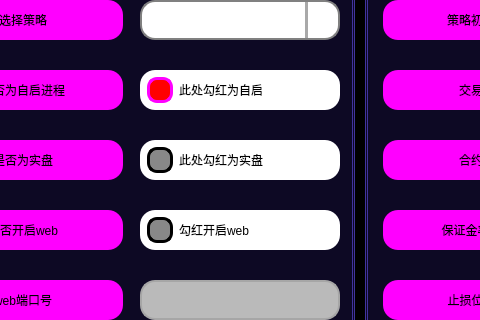
Before: the Qt Designer form UI/CreateNewProcess_dark.ui in shiyindebcd/ProcessTrader, drawn with Qt 5; both pictures show x 109 to 589 and y 288 to 608 of the 1400 by 798 pixel window.
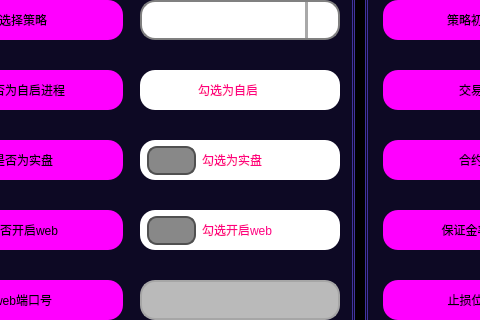
After: the same form once the commit is applied. Icons and pictures are not drawn.

```diff
--- a/UI/CreateNewProcess_dark.ui
+++ b/UI/CreateNewProcess_dark.ui
@@ -1086,8 +1086,9 @@
                     </property>
                     <property name="styleSheet">
                      <string notr="true">QCheckBox{	
+	color: rgb(255, 0, 127);
 	background-color: rgb(255, 255, 255);
-	font: 700 16pt &quot;等线&quot;;
+	font: 700 14pt &quot;等线&quot;;
 	border-radius: 15px;
 	padding:3px 3px 3px 7px;
 }
@@ -1095,19 +1096,19 @@
 	border: 3px solid rgb(255, 85, 0);
 }
 QCheckBox::indicator {
-    width: 20px;
-    height: 20px;
+    width: 45px;
+    height: 25px;
     border-radius:10px;
 }
  
 QCheckBox::indicator:checked {
-    background-color:rgb(255, 0, 0);
-    border: 3px solid rgb(255, 0, 255);
-}
- 
+    background-color:rgb(0, 200, 0);
+    border: 3px solid rgb(255, 0, 0);
+	image: url(:/icon/icons/勾选.svg);
+ }
 QCheckBox::indicator:unchecked {
     background-color:rgb(136, 136, 136);
-    border:3px solid black;
+    border:2px solid rgb(80, 80, 80);
 }
 QCheckBox:disabled{
 	color: rgb(0, 0, 0);
@@ -1116,7 +1117,7 @@
 }</string>
                     </property>
                     <property name="text">
-                     <string>此处勾红为自启</string>
+                     <string>勾选为自启</string>
                     </property>
                     <property name="checked">
                      <bool>true</bool>
@@ -1139,8 +1140,9 @@
                     </property>
                     <property name="styleSheet">
                      <string notr="true">QCheckBox{	
+	color: rgb(255, 0, 127);
 	background-color: rgb(255, 255, 255);
-	font: 700 16pt &quot;等线&quot;;
+	font: 700 14pt &quot;等线&quot;;
 	border-radius: 15px;
 	padding:3px 3px 3px 7px;
 }
@@ -1148,19 +1150,19 @@
 	border: 3px solid rgb(255, 85, 0);
 }
 QCheckBox::indicator {
-    width: 20px;
-    height: 20px;
+    width: 45px;
+    height: 25px;
     border-radius:10px;
 }
  
 QCheckBox::indicator:checked {
-    background-color:rgb(255, 0, 0);
-    border: 3px solid rgb(255, 0, 255);
-}
- 
+    background-color:rgb(0, 200, 0);
+    border: 3px solid rgb(255, 0, 0);
+	image: url(:/icon/icons/勾选.svg);
+ }
 QCheckBox::indicator:unchecked {
     background-color:rgb(136, 136, 136);
-    border:3px solid black;
+    border:2px solid rgb(80, 80, 80);
 }
 QCheckBox:disabled{
 	color: rgb(0, 0, 0);
@@ -1169,7 +1171,7 @@
 }</string>
                     </property>
                     <property name="text">
-                     <string>此处勾红为实盘</string>
+                     <string>勾选为实盘</string>
                     </property>
                    </widget>
                   </item>
@@ -1189,8 +1191,9 @@
                     </property>
                     <property name="styleSheet">
                      <string notr="true">QCheckBox{	
+	color: rgb(255, 0, 127);
 	background-color: rgb(255, 255, 255);
-	font: 700 16pt &quot;等线&quot;;
+	font: 700 14pt &quot;等线&quot;;
 	border-radius: 15px;
 	padding:3px 3px 3px 7px;
 }
@@ -1198,19 +1201,19 @@
 	border: 3px solid rgb(255, 85, 0);
 }
 QCheckBox::indicator {
-    width: 20px;
-    height: 20px;
+    width: 45px;
+    height: 25px;
     border-radius:10px;
 }
  
 QCheckBox::indicator:checked {
-    background-color:rgb(255, 0, 0);
-    border: 3px solid rgb(255, 0, 255);
-}
- 
+    background-color:rgb(0, 200, 0);
+    border: 3px solid rgb(255, 0, 0);
+	image: url(:/icon/icons/勾选.svg);
+ }
 QCheckBox::indicator:unchecked {
     background-color:rgb(136, 136, 136);
-    border:3px solid black;
+    border:2px solid rgb(80, 80, 80);
 }
 QCheckBox:disabled{
 	color: rgb(0, 0, 0);
@@ -1219,7 +1222,7 @@
 }</string>
                     </property>
                     <property name="text">
-                     <string>勾红开启web</string>
+                     <string>勾选开启web</string>
                     </property>
                    </widget>
                   </item>
```
Left out of the diff: 8 changed lines with no effect on the pictures.
